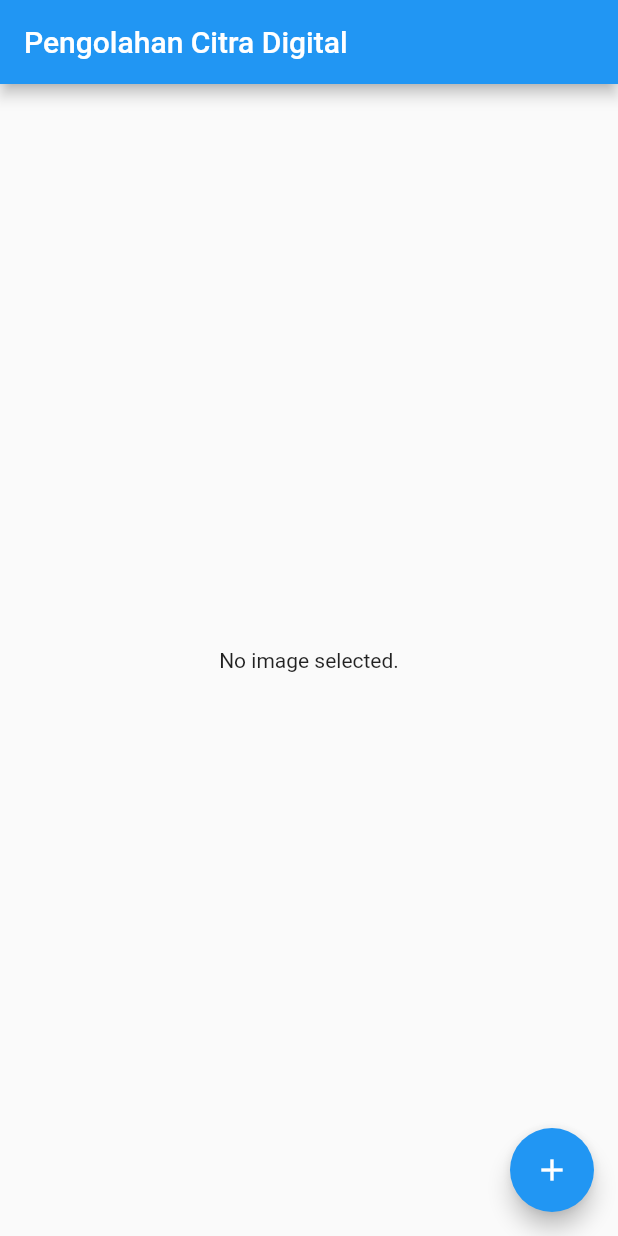
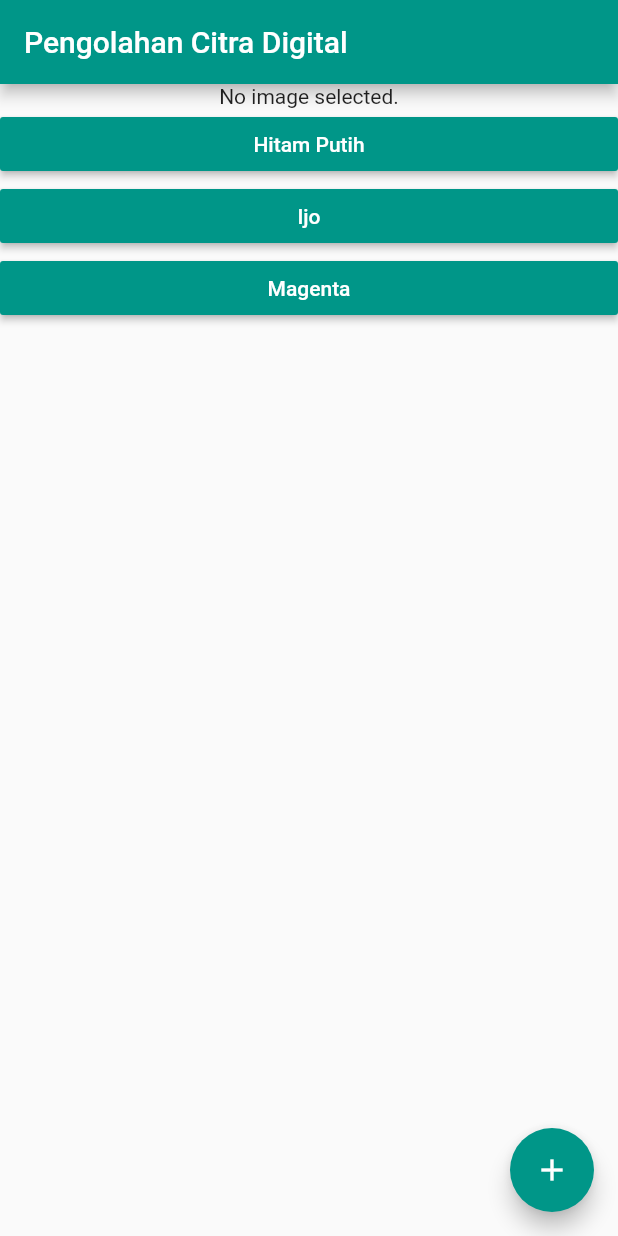
Before and after one commit to gonexwind/pengolahan_citra_digital, a Flutter app: the screen it shows after launch, on a phone screen of 412 x 824 dp. Run offline on Flutter 3.47's test engine with Material 2 defaults, Android fonts, the phone set to English and light mode, and no system bars; drawn by our look-alikes of flutter_speed_dial; our stand-ins replace image_picker.

Commit message:
add matrix color

```diff
--- /dev/null
+++ b/lib/constant.dart
@@ -0,0 +1,20 @@
+List<double> hitamPutih = [
+  0.2126, 0.7152, 0.0722, 0, 0,
+  0.2126, 0.7152, 0.0722, 0, 0,
+  0.2126, 0.7152, 0.0722, 0, 0,
+  0,      0,      0,      1, 0,
+];
+
+List<double> ijo = [
+  1,   0,   0,   0,   0,
+  0,   1,   0,   1,   0,
+  0,   0,   1,   0,   0,
+  0,   0,   0,   1,   0,
+];
+
+List<double> magenta = [
+  1,   0,   0,   0,   0,
+  0,   0,   0,   0,   0,
+  0,   0,   1,  .5,   0,
+  0,   0,   0,   1,   0,
+];
--- a/lib/main.dart
+++ b/lib/main.dart
@@ -3,6 +3,7 @@ import 'dart:io';
 import 'package:flutter/material.dart';
 import 'package:flutter_speed_dial/flutter_speed_dial.dart';
 import 'package:image_picker/image_picker.dart';
+import 'package:pengolahan_citra_digital/constant.dart';
 
 void main() => runApp(MyApp());
 
@@ -12,6 +13,7 @@ class MyApp extends StatelessWidget {
     return MaterialApp(
       debugShowCheckedModeBanner: false,
       title: 'Pengolahan Citra Digital',
+      theme: ThemeData(primarySwatch: Colors.teal),
       home: MyHomePage(),
     );
   }
@@ -56,8 +58,23 @@ class _MyHomePageState extends State<MyHomePage> {
       appBar: AppBar(
         title: Text('Pengolahan Citra Digital'),
       ),
-      body: Center(
-        child: _image == null ? Text('No image selected.') : Image.file(_image),
+      body: ListView(
+        children: [
+          Center(
+              child: _image == null
+                  ? Text('No image selected.')
+                  : Image.file(_image)),
+          _buildButton(
+              text: 'Hitam Putih',
+              onPressed: () =>
+                  showAlertDialog(context, 'Hitam Putih', hitamPutih)),
+          _buildButton(
+              text: 'Ijo',
+              onPressed: () => showAlertDialog(context, 'Ijo', ijo)),
+          _buildButton(
+              text: 'Magenta',
+              onPressed: () => showAlertDialog(context, 'Magenta', magenta)),
+        ],
       ),
       floatingActionButton: SpeedDial(
         icon: Icons.add,
@@ -79,4 +96,38 @@ class _MyHomePageState extends State<MyHomePage> {
       ),
     );
   }
+
+  Widget _buildButton({String text, Function onPressed}) {
+    return MaterialButton(
+      color: Colors.teal,
+      textColor: Colors.white,
+      child: Text(text),
+      onPressed: onPressed,
+    );
+  }
+
+  showAlertDialog(BuildContext context, String title, List<double> filter) {
+    Widget okButton = MaterialButton(
+      child: Text("OK"),
+      onPressed: () => Navigator.of(context).pop(),
+    );
+
+    AlertDialog alert = AlertDialog(
+      title: Text(title),
+      content: ColorFiltered(
+        colorFilter: ColorFilter.matrix(filter),
+        child: Image.file(_image),
+      ),
+      actions: [
+        okButton,
+      ],
+    );
+
+    showDialog(
+      context: context,
+      builder: (BuildContext context) {
+        return alert;
+      },
+    );
+  }
 }
```
